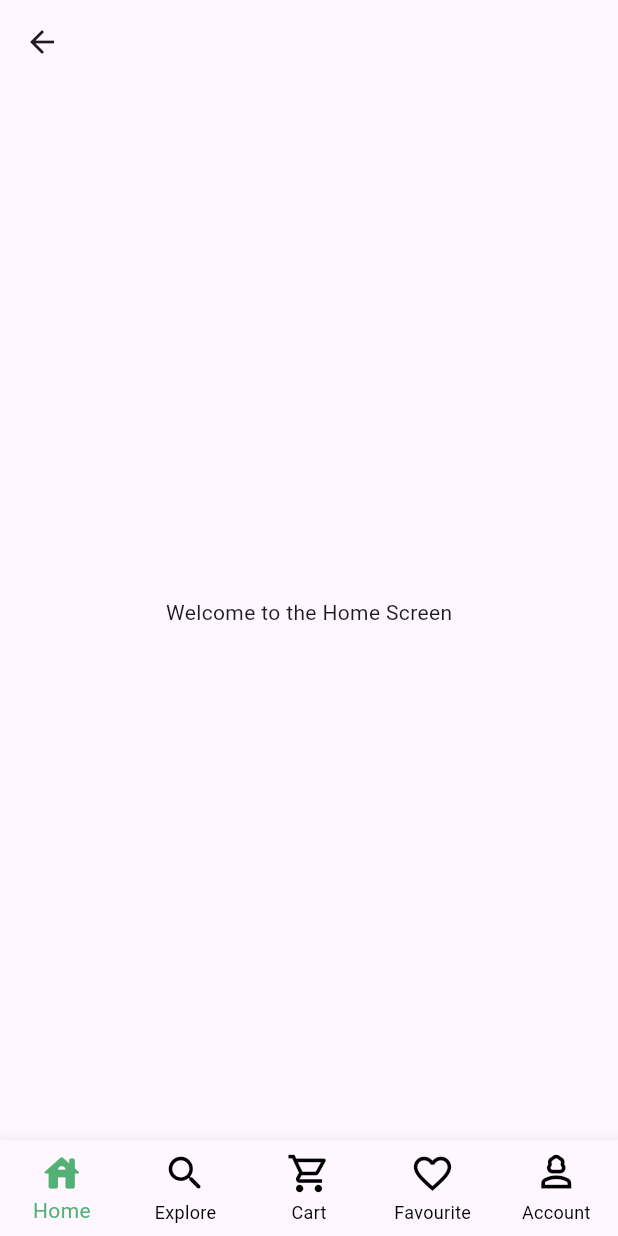
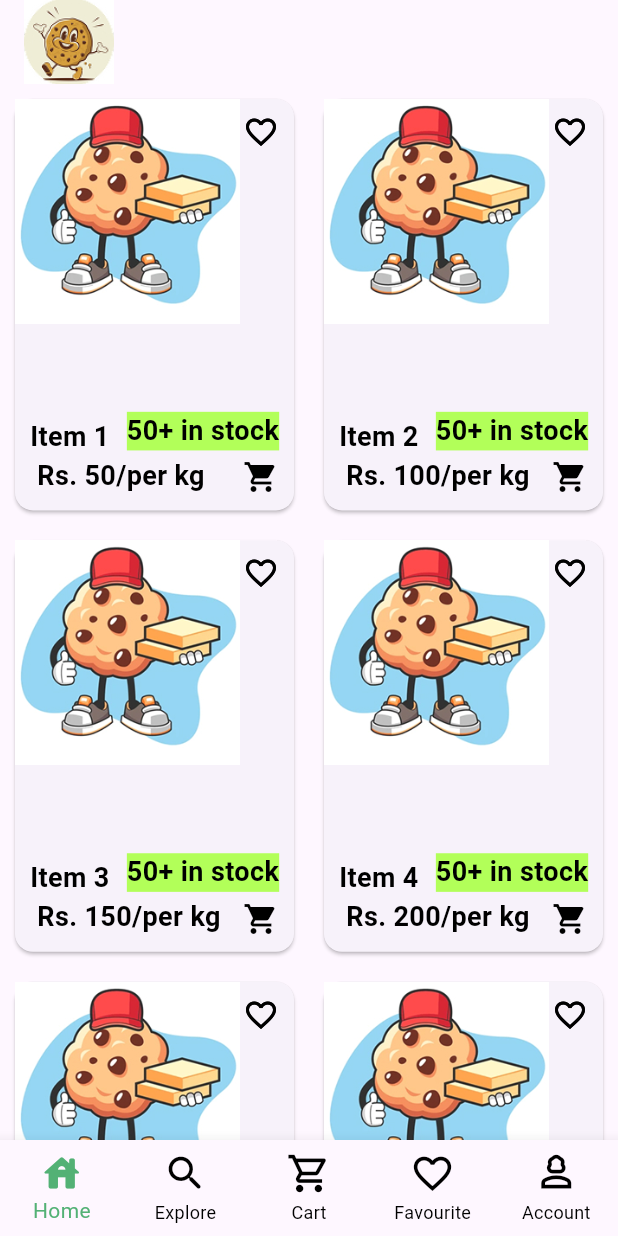
Before and after one commit to mirajgansi/Click_shop, a Flutter app: the DashboardScreen screen opened by its route, on a phone screen of 412 x 824 dp. Run offline on Flutter 3.47's test engine with Material 3 defaults, Android fonts, the light colour scheme and no system bars.

```diff
--- a/lib/main.dart
+++ b/lib/main.dart
@@ -1,4 +1,4 @@
-import 'package:click_shop/screens/dashboard_screen.dart';
+import 'package:click_shop/screens/bottom_navigation_screen.dart';
 import 'package:click_shop/screens/frogotpassword_screen.dart';
 import 'package:click_shop/screens/onboarding.dart';
 import 'package:click_shop/screens/login_screen.dart';
--- a/lib/screens/dashboard_screen.dart
+++ b/lib/screens/bottom_navigation_screen.dart
@@ -26,7 +26,15 @@ class _DashboardScreenState extends State<DashboardScreen> {
   @override
   Widget build(BuildContext context) {
     return Scaffold(
-      appBar: AppBar(),
+      appBar: AppBar(
+        automaticallyImplyLeading: false,
+        title: Image.asset(
+          'assets/images/Group.jpg',
+          width: 60,
+          height: 60,
+          fit: BoxFit.cover,
+        ),
+      ),
       body: lstBottomScreen[_selectedIndex],
       bottomNavigationBar: BottomNavigationBar(
         type: BottomNavigationBarType.fixed,
--- a/lib/screens/bottom_screen/home_screen.dart
+++ b/lib/screens/bottom_screen/home_screen.dart
@@ -11,7 +11,78 @@ class _HomeScreenState extends State<HomeScreen> {
   @override
   Widget build(BuildContext context) {
     return SizedBox.expand(
-      child: Center(child: Text("Welcome to the Home Screen")),
+      child: GridView.count(
+        crossAxisCount: 2,
+        childAspectRatio: 0.7,
+
+        children: List.generate(20, (index) {
+          return Card(
+            margin: const EdgeInsets.all(10.0),
+
+            child: Stack(
+              clipBehavior: Clip.none,
+              children: [
+                Positioned(
+                  height: 150,
+                  width: 150,
+                  child: Image.asset(
+                    'assets/images/8140 1.jpg',
+                    fit: BoxFit.cover,
+                  ),
+                ),
+
+                Positioned(
+                  top: 10,
+                  right: 10,
+                  child: Icon(Icons.favorite_border, color: Colors.black),
+                ),
+                Positioned(
+                  bottom: 40,
+                  right: 10,
+                  child: Text(
+                    '50+ in stock',
+                    style: const TextStyle(
+                      fontSize: 18,
+                      color: Colors.black,
+                      fontWeight: FontWeight.bold,
+                      backgroundColor: Colors.lightGreenAccent,
+                    ),
+                  ),
+                ),
+                Positioned(
+                  bottom: 10,
+                  left: 10,
+                  child: Text(
+                    'Item ${index + 1} \n Rs. ${((index + 1) * 50)}/per kg',
+                    style: const TextStyle(
+                      fontSize: 18,
+                      color: Colors.black,
+                      fontWeight: FontWeight.bold,
+                    ),
+                  ),
+                ),
+
+                Positioned(
+                  top: 10,
+                  right: 10,
+                  child: Icon(Icons.favorite_border, color: Colors.black),
+                ),
+                Positioned(
+                  top: 10,
+                  right: 10,
+                  child: Icon(Icons.favorite_border, color: Colors.black),
+                ),
+
+                Positioned(
+                  bottom: 10,
+                  right: 10,
+                  child: Icon(Icons.shopping_cart, color: Colors.black),
+                ),
+              ],
+            ),
+          );
+        }),
+      ),
     );
   }
 }
```
